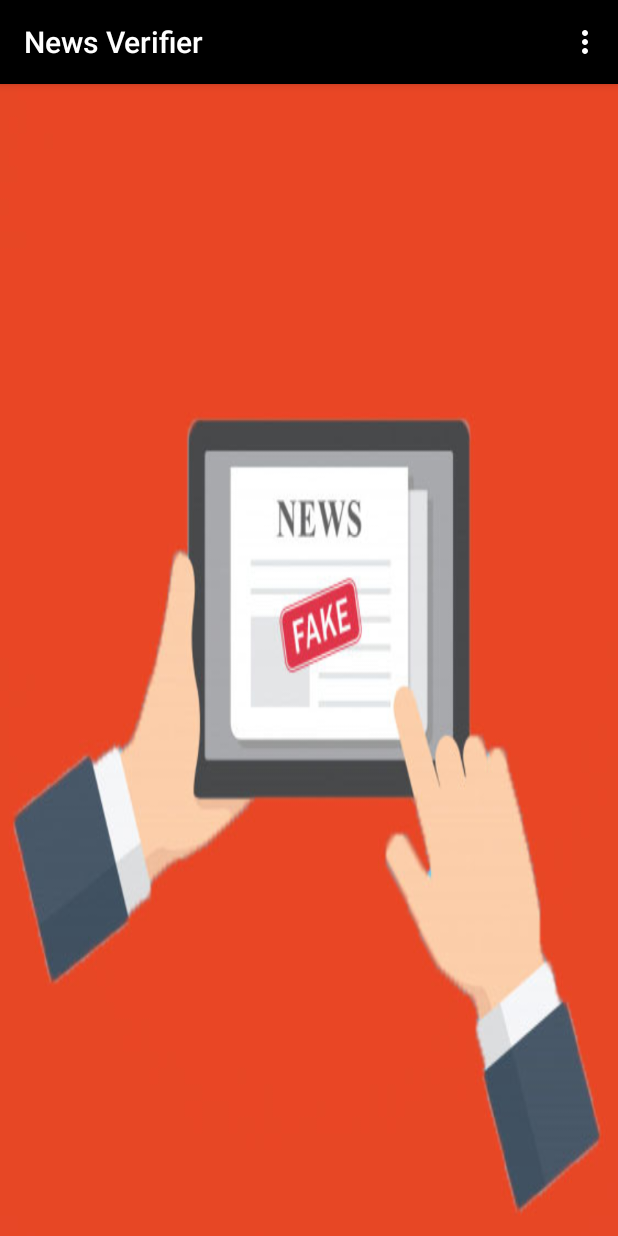
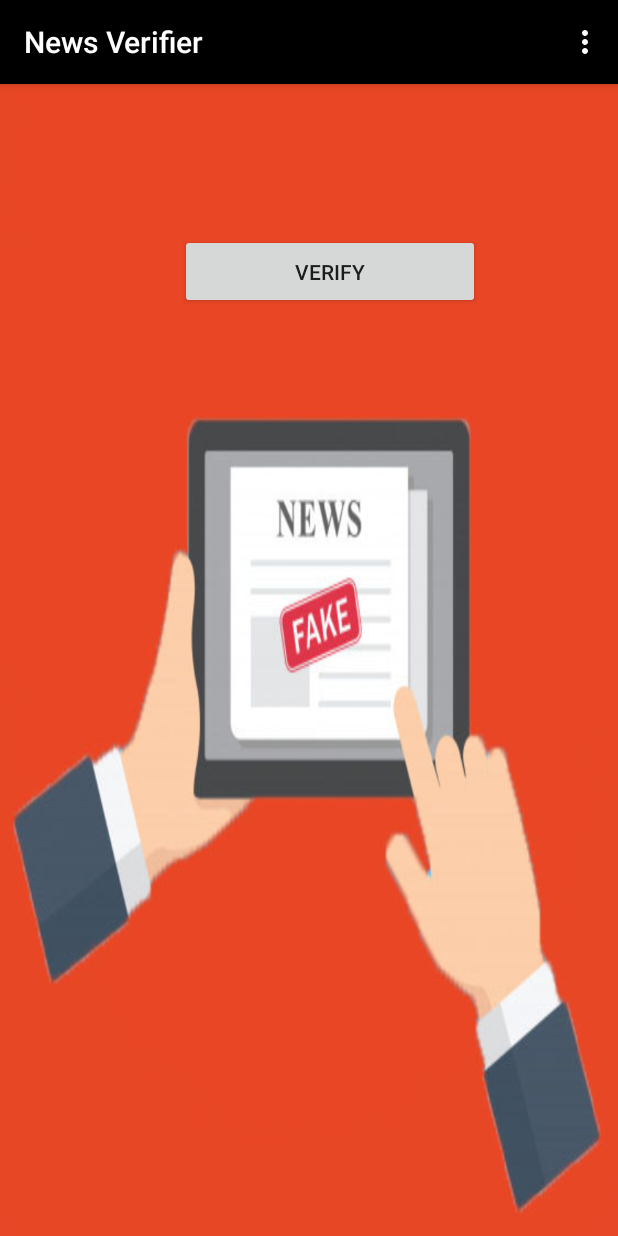
Before and after one commit to has9h/hackathon, an Android app: the screen it shows after launch (MainActivity), on a phone screen of 412 x 824 dp. Run offline under Robolectric (Android 15) with nearby library versions, the phone set to English and light mode, and no system bars.

Commit message:
hopefully final state

```diff
--- a/app/src/main/java/com/example/fakenews/MainActivity.java
+++ b/app/src/main/java/com/example/fakenews/MainActivity.java
@@ -46,4 +46,8 @@ public class MainActivity extends AppCompatActivity {
         }
     }
 
+    public void onClick(View view) {
+        Intent intent = new Intent(this, VerifyActivity.class);
+        startActivity(intent);
+    }
 }
--- a/app/src/main/res/layout/activity_landing.xml
+++ b/app/src/main/res/layout/activity_landing.xml
@@ -1,7 +1,17 @@
 <?xml version="1.0" encoding="utf-8"?>
-<android.support.constraint.ConstraintLayout
-    xmlns:android="http://schemas.android.com/apk/res/android" android:layout_width="match_parent"
+<RelativeLayout xmlns:android="http://schemas.android.com/apk/res/android"
+    xmlns:tools="http://schemas.android.com/tools"
+    android:layout_width="match_parent"
     android:layout_height="match_parent"
+    tools:context=".MainActivity"
     android:background="@drawable/homebackground">
 
-</android.support.constraint.ConstraintLayout>
+    <Button
+        android:layout_width="200dp"
+        android:layout_height="50dp"
+        android:text="Verify"
+        android:layout_marginLeft="120dp"
+        android:layout_marginTop="100dp"
+        android:onClick="onClick"/>
+
+</RelativeLayout>
```
